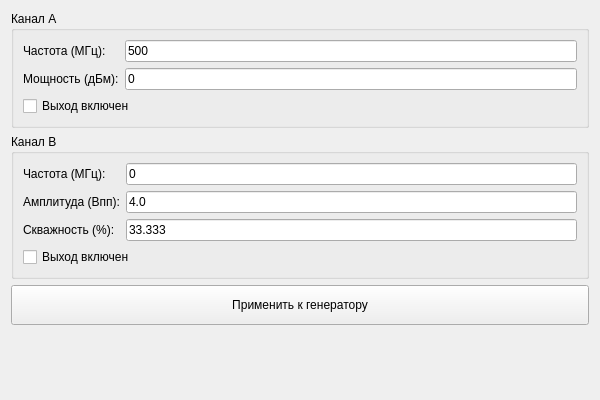
Old version of the form PPB_GUI_Sandbox/akipwidget.ui in the repository Anatolichka2202/PPB_Project.
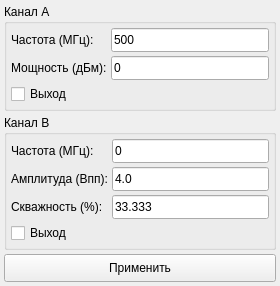
New version of the form.

```diff
--- a/PPB_GUI_Sandbox/akipwidget.ui
+++ b/PPB_GUI_Sandbox/akipwidget.ui
@@ -6,20 +6,50 @@
    <rect>
     <x>0</x>
     <y>0</y>
-    <width>600</width>
-    <height>400</height>
+    <width>280</width>
+    <height>200</height>
    </rect>
   </property>
   <property name="windowTitle">
    <string>Управление АКИП</string>
   </property>
   <layout class="QVBoxLayout" name="verticalLayout">
+   <property name="spacing">
+    <number>4</number>
+   </property>
+   <property name="leftMargin">
+    <number>4</number>
+   </property>
+   <property name="topMargin">
+    <number>4</number>
+   </property>
+   <property name="rightMargin">
+    <number>4</number>
+   </property>
+   <property name="bottomMargin">
+    <number>4</number>
+   </property>
    <item>
     <widget class="QGroupBox" name="groupBoxChannelA">
      <property name="title">
       <string>Канал A</string>
      </property>
      <layout class="QGridLayout" name="gridLayoutA">
+      <property name="leftMargin">
+       <number>4</number>
+      </property>
+      <property name="topMargin">
+       <number>4</number>
+      </property>
+      <property name="rightMargin">
+       <number>4</number>
+      </property>
+      <property name="bottomMargin">
+       <number>4</number>
+      </property>
+      <property name="spacing">
+       <number>4</number>
+      </property>
       <item row="0" column="0">
        <widget class="QLabel" name="labelFreqA">
         <property name="text">
@@ -29,6 +59,12 @@
       </item>
       <item row="0" column="1">
        <widget class="QLineEdit" name="editFreqA">
+        <property name="minimumSize">
+         <size>
+          <width>0</width>
+          <height>24</height>
+         </size>
+        </property>
         <property name="text">
          <string>500</string>
         </property>
@@ -43,6 +79,12 @@
       </item>
       <item row="1" column="1">
        <widget class="QLineEdit" name="editPowerA">
+        <property name="minimumSize">
+         <size>
+          <width>0</width>
+          <height>24</height>
+         </size>
+        </property>
         <property name="text">
          <string>0</string>
         </property>
@@ -51,7 +93,7 @@
       <item row="2" column="0" colspan="2">
        <widget class="QCheckBox" name="chkOutputA">
         <property name="text">
-         <string>Выход включен</string>
+         <string>Выход</string>
         </property>
        </widget>
       </item>
@@ -64,6 +106,21 @@
       <string>Канал B</string>
      </property>
      <layout class="QGridLayout" name="gridLayoutB">
+      <property name="leftMargin">
+       <number>4</number>
+      </property>
+      <property name="topMargin">
+       <number>4</number>
+      </property>
+      <property name="rightMargin">
+       <number>4</number>
+      </property>
+      <property name="bottomMargin">
+       <number>4</number>
+      </property>
+      <property name="spacing">
+       <number>4</number>
+      </property>
       <item row="0" column="0">
        <widget class="QLabel" name="labelFreqB">
         <property name="text">
@@ -73,6 +130,12 @@
       </item>
       <item row="0" column="1">
        <widget class="QLineEdit" name="editFreqB">
+        <property name="minimumSize">
+         <size>
+          <width>0</width>
+          <height>24</height>
+         </size>
+        </property>
         <property name="text">
          <string>0</string>
         </property>
@@ -87,6 +150,12 @@
       </item>
       <item row="1" column="1">
        <widget class="QLineEdit" name="editAmplB">
+        <property name="minimumSize">
+         <size>
+          <width>0</width>
+          <height>24</height>
+         </size>
+        </property>
         <property name="text">
          <string>4.0</string>
         </property>
@@ -101,6 +170,12 @@
       </item>
       <item row="2" column="1">
        <widget class="QLineEdit" name="editDutyB">
+        <property name="minimumSize">
+         <size>
+          <width>0</width>
+          <height>24</height>
+         </size>
+        </property>
         <property name="text">
          <string>33.333</string>
         </property>
@@ -109,7 +184,7 @@
       <item row="3" column="0" colspan="2">
        <widget class="QCheckBox" name="chkOutputB">
         <property name="text">
-         <string>Выход включен</string>
+         <string>Выход</string>
         </property>
        </widget>
       </item>
@@ -121,27 +196,14 @@
      <property name="minimumSize">
       <size>
        <width>0</width>
-       <height>40</height>
+       <height>28</height>
       </size>
      </property>
      <property name="text">
-      <string>Применить к генератору</string>
+      <string>Применить</string>
      </property>
     </widget>
    </item>
-   <item>
-    <spacer name="verticalSpacer">
-     <property name="orientation">
-      <enum>Qt::Orientation::Vertical</enum>
-     </property>
-     <property name="sizeHint" stdset="0">
-      <size>
-       <width>20</width>
-       <height>40</height>
-      </size>
-     </property>
-    </spacer>
-   </item>
   </layout>
  </widget>
  <resources/>
```
